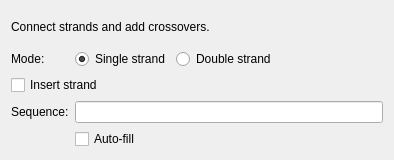
First picture: the form in AdenitaCoreSE/form/SEConnectSSDNAEditorGUI.ui, repository 1A-OneAngstrom/Adenita, before the edit.
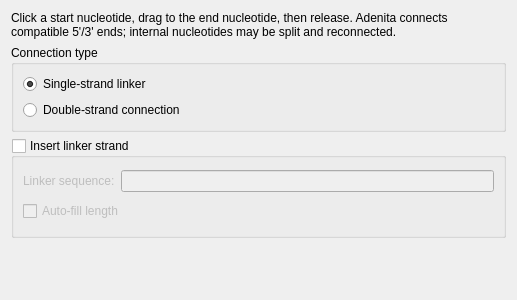
Second picture: the form after the edit.

Commit message:
Improve Adenita editor UI help text
Clarifies labels and contextual help across Adenita editor property widgets and settings. Adds a visible target-base selector for nucleotide mutation, consistent Connect sequence control states, and hides inactive Twister reset controls.

Simplify: remove setHelp

Minor changes in editors UI

Improvements in editors UIs

Patch:
```diff
--- a/AdenitaCoreSE/form/SEConnectSSDNAEditorGUI.ui
+++ b/AdenitaCoreSE/form/SEConnectSSDNAEditorGUI.ui
@@ -6,92 +6,107 @@
    <rect>
     <x>0</x>
     <y>0</y>
-    <width>394</width>
-    <height>160</height>
+    <width>517</width>
+    <height>300</height>
    </rect>
   </property>
   <property name="minimumSize">
    <size>
-    <width>320</width>
-    <height>160</height>
+    <width>340</width>
+    <height>280</height>
    </size>
   </property>
   <property name="windowTitle">
    <string/>
   </property>
+  <layout class="QVBoxLayout" name="verticalLayout_2">
+   <item>
+    <widget class="QLabel" name="labelInfo">
+     <property name="text">
+      <string>Click a start nucleotide, drag to the end nucleotide, then release. Adenita connects compatible 5'/3' ends; internal nucleotides may be split and reconnected.</string>
+     </property>
+     <property name="wordWrap">
+      <bool>true</bool>
+     </property>
+    </widget>
+   </item>
+   <item>
+    <widget class="QGroupBox" name="groupBoxConnectionType">
+     <property name="title">
+      <string>Connection type</string>
+     </property>
   <layout class="QVBoxLayout" name="verticalLayout">
    <item>
-    <layout class="QGridLayout" name="gridLayout">
-     <item row="1" column="1">
       <widget class="QRadioButton" name="radioButtonSingleStrand">
        <property name="text">
-        <string>Single strand</string>
+         <string>Single-strand linker</string>
        </property>
        <property name="checked">
         <bool>true</bool>
        </property>
       </widget>
      </item>
-     <item row="4" column="1" colspan="3">
-      <widget class="QCheckBox" name="checkBoxAutoFill">
-       <property name="text">
-        <string>Auto-fill</string>
-       </property>
-      </widget>
-     </item>
-     <item row="2" column="0" colspan="4">
-      <widget class="QCheckBox" name="chkConcat">
-       <property name="text">
-        <string>Insert strand</string>
-       </property>
-      </widget>
-     </item>
-     <item row="3" column="0">
-      <widget class="QLabel" name="label">
-       <property name="text">
-        <string>Sequence:</string>
-       </property>
-      </widget>
-     </item>
-     <item row="1" column="0">
-      <widget class="QLabel" name="label_2">
-       <property name="text">
-        <string>Mode:</string>
-       </property>
-      </widget>
-     </item>
-     <item row="3" column="1" colspan="3">
-      <widget class="QLineEdit" name="lineSequence"/>
-     </item>
-     <item row="1" column="2">
+      <item>
       <widget class="QRadioButton" name="radioButtonDoubleStrand">
        <property name="text">
-        <string>Double strand</string>
+         <string>Double-strand connection</string>
        </property>
       </widget>
      </item>
-     <item row="1" column="3">
-      <spacer name="horizontalSpacer">
+     </layout>
+    </widget>
+   </item>
+   <item>
+    <widget class="QGroupBox" name="groupBoxLinker">
+     <property name="minimumSize">
+      <size>
+       <width>0</width>
+       <height>100</height>
+      </size>
+     </property>
+     <property name="title">
+      <string>Insert linker strand</string>
+     </property>
+     <property name="checkable">
+      <bool>true</bool>
+     </property>
+     <property name="checked">
+      <bool>false</bool>
+     </property>
+     <layout class="QGridLayout" name="gridLayout">
+      <item row="0" column="0">
+       <widget class="QLabel" name="labelSequence">
+        <property name="text">
+         <string>Linker sequence:</string>
+        </property>
+       </widget>
+      </item>
+      <item row="0" column="1">
+       <widget class="QLineEdit" name="lineSequence"/>
+      </item>
+      <item row="1" column="0" colspan="2">
+       <widget class="QCheckBox" name="checkBoxAutoFill">
+        <property name="text">
+         <string>Auto-fill length</string>
+        </property>
+       </widget>
+      </item>
+     </layout>
+    </widget>
+   </item>
+   <item>
+    <spacer name="verticalSpacer">
        <property name="orientation">
-        <enum>Qt::Orientation::Horizontal</enum>
+      <enum>Qt::Orientation::Vertical</enum>
        </property>
        <property name="sizeHint" stdset="0">
         <size>
-         <width>0</width>
-         <height>20</height>
+       <width>20</width>
+       <height>0</height>
         </size>
        </property>
       </spacer>
      </item>
-     <item row="0" column="0" colspan="4">
-      <widget class="QLabel" name="label_3">
-       <property name="text">
-        <string>Connect strands and add crossovers.</string>
-       </property>
-      </widget>
-     </item>
-    </layout>
-   </item>
   </layout>
  </widget>
  <resources/>
```
Left out of the diff: 32 changed lines with no effect on the pictures. Lines whose indentation alone changed are shown as unchanged. The commit also changes 43 other files.
